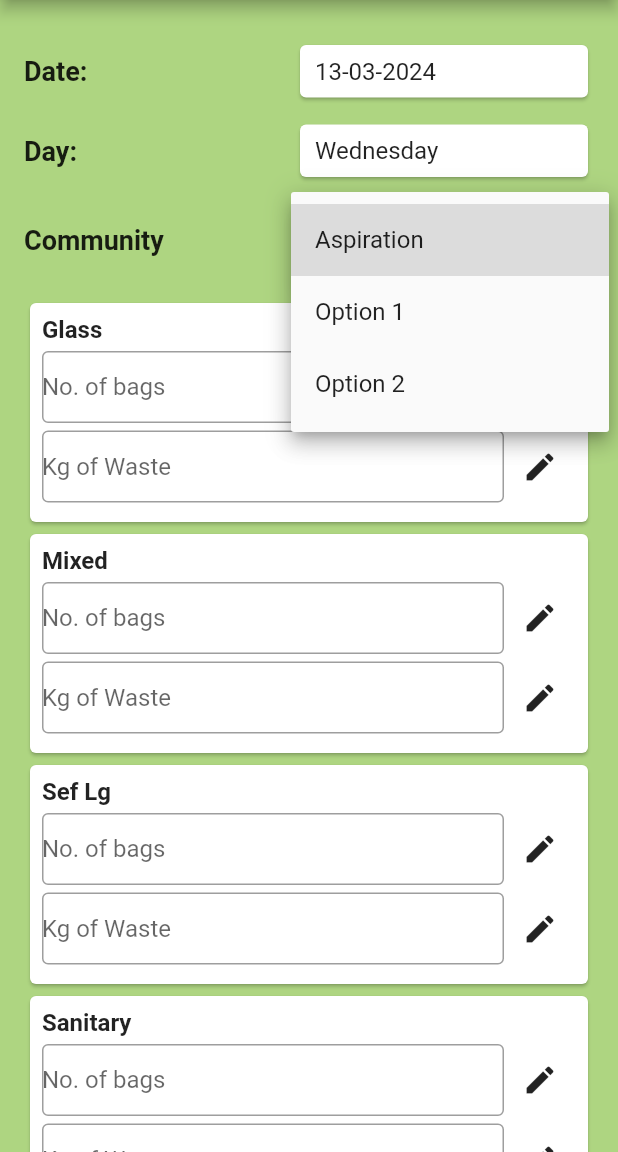
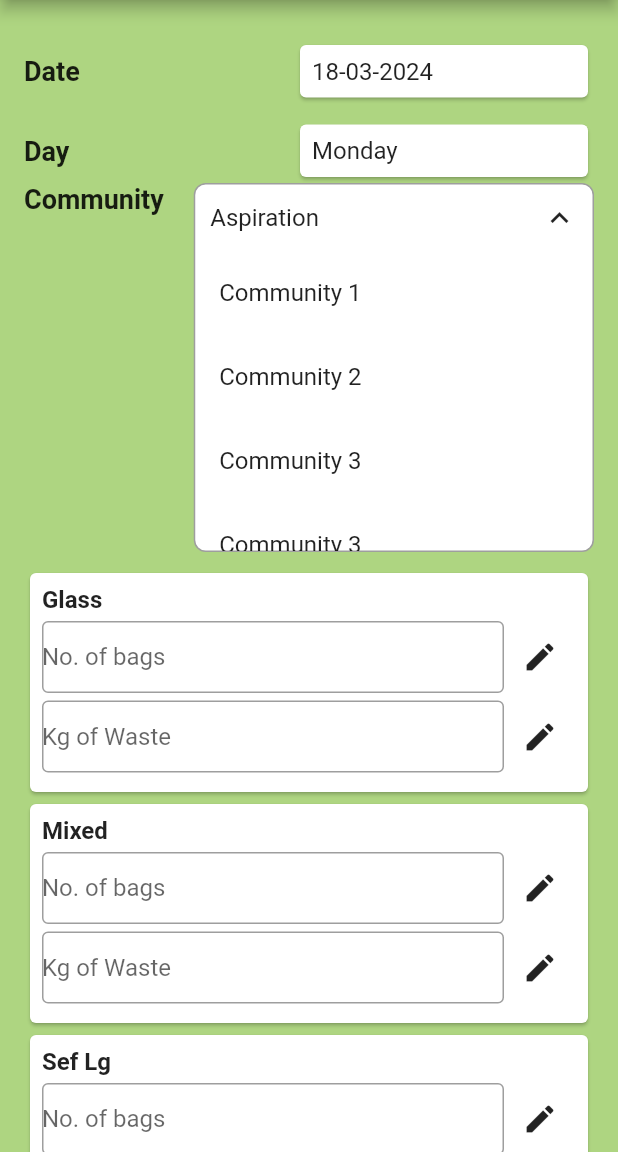
Before and after one commit to vikraman-boominathan/Eco-service, a Flutter app: the screen it shows after launch, after a tap on "Aspiration", on a phone screen of 412 x 824 dp, the part 84-1236 px from its top. Run offline on Flutter 3.47's test engine with Material 2 defaults, Android fonts, the phone set to English and light mode, and no system bars.

Commit message:
Display date, time and dropdown

```diff
--- /dev/null
+++ b/lib/dropdown.dart
@@ -0,0 +1,99 @@
+import 'package:flutter/material.dart';
+
+class CustomDropdown extends StatefulWidget {
+  final String label;
+  final String selectedValue;
+  final List<String> items;
+  final void Function(String?) onChanged;
+
+  const CustomDropdown({
+    required this.label,
+    required this.selectedValue,
+    required this.items,
+    required this.onChanged,
+  });
+
+  @override
+  _CustomDropdownState createState() => _CustomDropdownState();
+}
+
+class _CustomDropdownState extends State<CustomDropdown> {
+  bool _isOpen = false;
+
+  @override
+  Widget build(BuildContext context) {
+    return Row(
+      crossAxisAlignment: CrossAxisAlignment.start,
+      children: [
+        // Label
+        Text(
+          widget.label,
+          style: TextStyle(fontSize: 18, fontWeight: FontWeight.bold),
+        ),
+        SizedBox(width: 20), // Spacer between label and dropdown
+        // Dropdown
+        Expanded(
+          child: Container(
+            decoration: BoxDecoration(
+              color: Colors.white, // White background
+              border: Border.all(color: Colors.grey),
+              borderRadius: BorderRadius.circular(8),
+            ),
+            child: Column(
+              crossAxisAlignment: CrossAxisAlignment.start,
+              children: [
+                InkWell(
+                  onTap: () {
+                    setState(() {
+                      _isOpen = !_isOpen;
+                    });
+                  },
+                  child: Container(
+                    padding: EdgeInsets.all(10),
+                    child: Row(
+                      mainAxisAlignment: MainAxisAlignment.spaceBetween,
+                      children: [
+                        Text(
+                          widget.selectedValue,
+                          style: TextStyle(fontSize: 16),
+                        ),
+                        Icon(_isOpen
+                            ? Icons.keyboard_arrow_up
+                            : Icons.keyboard_arrow_down),
+                      ],
+                    ),
+                  ),
+                ),
+                if (_isOpen)
+                  Container(
+                    constraints: BoxConstraints(maxHeight: 200),
+                    child: SingleChildScrollView(
+                      child: Column(
+                        children: [
+                          ListView.builder(
+                            shrinkWrap: true,
+                            itemCount: widget.items.length,
+                            itemBuilder: (BuildContext context, int index) {
+                              return ListTile(
+                                title: Text(widget.items[index]),
+                                onTap: () {
+                                  widget.onChanged(widget.items[index]);
+                                  setState(() {
+                                    _isOpen = false;
+                                  });
+                                },
+                              );
+                            },
+                          ),
+                        ],
+                      ),
+                    ),
+                  ),
+              ],
+            ),
+          ),
+        ),
+      ],
+    );
+  }
+}
--- a/lib/main.dart
+++ b/lib/main.dart
@@ -1,13 +1,27 @@
-// ignore_for_file: prefer_const_literals_to_create_immutables, prefer_const_constructors
-
 import 'package:flutter/material.dart';
+import 'widgets.dart';
+import 'dropdown.dart';
 
 void main() {
   runApp(MyApp());
 }
 
-class MyApp extends StatelessWidget {
+class MyApp extends StatefulWidget {
+  @override
+  _MyAppState createState() => _MyAppState();
+}
+
+class _MyAppState extends State<MyApp> {
   String selectedCommunity = 'Aspiration';
+  final GlobalKey<FormState> _formKey = GlobalKey<FormState>();
+
+  TextEditingController remarksController = TextEditingController();
+
+  @override
+  void dispose() {
+    remarksController.dispose();
+    super.dispose();
+  }
 
   @override
   Widget build(BuildContext context) {
@@ -28,37 +42,49 @@ class MyApp extends StatelessWidget {
           ),
           backgroundColor: Colors.white,
         ),
-        backgroundColor:
-            Colors.lightGreen[300],
+        backgroundColor: Colors.lightGreen[300],
         body: SingleChildScrollView(
           child: Padding(
             padding: const EdgeInsets.all(16.0),
+            child: Form(
+              key: _formKey,
               child: Column(
                 crossAxisAlignment: CrossAxisAlignment.start,
                 children: [
                   SizedBox(height: 10),
-                buildRowWithCard('Date:', '13-03-2024'),
-                SizedBox(height: 10),
-                buildRowWithCard('Day:', 'Wednesday'),
-                SizedBox(height: 10),
-                buildRowWithDropdown(
-                  'Community',
-                  selectedCommunity,
-                  (String? selectedItem) {
-
-                    print('Selected item: $selectedItem');
-                    if (selectedItem != null) {
-                      selectedCommunity = selectedItem;
-                    }
+                  buildDateAndDayCards("Date", "Day"),
+                  CustomDropdown(
+                    label: 'Community',
+                    selectedValue: selectedCommunity,
+                    items: [
+                      'Community 1',
+                      'Community 2',
+                      'Community 3',
+                      'Community 3',
+                      'Community 3',
+                      'Community 3',
+                      'Community 3',
+                      'Community 3',
+                      'Community 3'
+                    ],
+                    onChanged: (value) {
+                      setState(() {
+                        selectedCommunity = value!;
+                      });
                     },
                   ),
                   SizedBox(height: 10),
                   for (int i = 1; i <= 6; i++) buildCategoryCard(i),
-                buildRemarksCard(),
+                  buildRemarksCard(remarksController),
                   SizedBox(height: 20),
                   Center(
                     child: ElevatedButton(
                       onPressed: () {
+                        if (_formKey.currentState!.validate()) {
+                          // Form is validated, print the data
+                          print('Community: $selectedCommunity');
+                          print('Remarks: ${remarksController.text}');
+                        }
                       },
                       style: ElevatedButton.styleFrom(
                         minimumSize: Size(200, 50),
@@ -69,9 +95,9 @@ class MyApp extends StatelessWidget {
                       ),
                     ),
                   ),
-
                   SizedBox(height: 20),
                 ],
+              ),
             ),
           ),
         ),
@@ -79,181 +105,3 @@ class MyApp extends StatelessWidget {
     );
   }
 }
-
-
-
-Widget buildRowWithCard(String label, String value) {
-  return Row(
-    mainAxisAlignment: MainAxisAlignment.spaceBetween,
-    children: [
-      Text(
-        label,
-        style: TextStyle(fontSize: 18, fontWeight: FontWeight.bold),
-      ),
-      SizedBox(width: 10),
-      SizedBox(
-        width: 200,
-        child: Card(
-          child: Padding(
-            padding: EdgeInsets.symmetric(vertical: 8, horizontal: 10),
-            child: Text(
-              value,
-              style: TextStyle(fontSize: 16),
-            ),
-          ),
-        ),
-      ),
-    ],
-  );
-}
-
-
-
-
-
-Widget buildRowWithDropdown(
-    String label, String selectedValue, void Function(String?) onChanged) {
-  return Row(
-    mainAxisAlignment: MainAxisAlignment.spaceBetween,
-    children: [
-      Text(
-        label,
-        style: TextStyle(fontSize: 18, fontWeight: FontWeight.bold),
-      ),
-      SizedBox(width: 10),
-      Container(
-        width: 200,
-        child: Card(
-          elevation: 5,
-          shape: RoundedRectangleBorder(
-            borderRadius: BorderRadius.circular(8),
-          ),
-          child: Padding(
-            padding: EdgeInsets.symmetric(horizontal: 10),
-            child: DropdownButtonHideUnderline(
-              child: DropdownButton<String>(
-                value: selectedValue,
-                onChanged: onChanged,
-                icon: Icon(Icons.keyboard_arrow_down),
-                items: <String>[
-                  'Aspiration',
-                  'Option 1',
-                  'Option 2',
-                ].map((String item) {
-                  return DropdownMenuItem<String>(
-                    value: item,
-                    child: Text(item),
-                  );
-                }).toList(),
-              ),
-            ),
-          ),
-        ),
-      ),
-    ],
-  );
-}
-
-
-
-
-
-Widget buildCategoryCard(int index) {
-  List<String> categories = [
-    "Glass",
-    "Mixed",
-    "Sef Lg",
-    "Sanitary",
-    "Plastic",
-    "Paper"
-  ];
-  String category =
-      categories[index - 1];
-
-  return Card(
-    child: Padding(
-      padding: EdgeInsets.all(8.0),
-      child: Column(
-        crossAxisAlignment: CrossAxisAlignment.start,
-        children: [
-          Text(
-            '$category',
-            style: TextStyle(fontSize: 16, fontWeight: FontWeight.bold),
-          ),
-          SizedBox(height: 5),
-          Row(
-            crossAxisAlignment: CrossAxisAlignment.center,
-            children: [
-              Expanded(
-                child: TextField(
-                  decoration: InputDecoration(
-                    hintText: 'No. of bags',
-                    hintStyle: TextStyle(fontSize: 16),
-                    border: OutlineInputBorder(),
-                    contentPadding: EdgeInsets.symmetric(vertical: 5.0),
-                  ),
-                ),
-              ),
-              IconButton(
-                icon: Icon(Icons.edit),
-                onPressed: () {
-                },
-              ),
-            ],
-          ),
-          SizedBox(height: 5),
-          Row(
-            crossAxisAlignment: CrossAxisAlignment.center,
-            children: [
-              Expanded(
-                child: TextField(
-                  decoration: InputDecoration(
-                    hintText: 'Kg of Waste',
-                    hintStyle: TextStyle(fontSize: 16),
-                    border: OutlineInputBorder(),
-                    contentPadding: EdgeInsets.symmetric(vertical: 5.0),
-                  ),
-                ),
-              ),
-              IconButton(
-                icon: Icon(Icons.edit),
-                onPressed: () {
-                },
-              ),
-            ],
-          ),
-          SizedBox(height: 5),
-        ],
-      ),
-    ),
-  );
-}
-
-
-
-
-Widget buildRemarksCard() {
-  return Card(
-    child: Padding(
-      padding: EdgeInsets.all(8.0),
-      child: Column(
-        crossAxisAlignment: CrossAxisAlignment.start,
-        children: [
-          Text(
-            'Remarks',
-            style: TextStyle(fontSize: 16, fontWeight: FontWeight.bold),
-          ),
-          SizedBox(height: 10),
-          TextField(
-            decoration: InputDecoration(
-              hintText: 'Remarks',
-              hintStyle: TextStyle(fontSize: 16),
-              border: OutlineInputBorder(),
-              contentPadding: EdgeInsets.symmetric(vertical: 5.0),
-            ),
-          ),
-        ],
-      ),
-    ),
-  );
-}
--- /dev/null
+++ b/lib/widgets.dart
@@ -0,0 +1,207 @@
+import 'package:flutter/material.dart';
+import 'package:intl/intl.dart';
+
+import 'package:flutter/material.dart';
+import 'package:intl/intl.dart'; // Import intl package for date formatting
+
+Widget buildDateAndDayCards(String date, String day) {
+  String formattedDate =
+      DateFormat('dd-MM-yyyy').format(DateTime.now()); // Format current date
+  String formattedDay =
+      DateFormat('EEEE').format(DateTime.now()); // Format current day
+
+  return Column(
+    crossAxisAlignment: CrossAxisAlignment.stretch,
+    children: [
+      Row(
+        mainAxisAlignment: MainAxisAlignment.spaceBetween,
+        children: [
+          Text(
+            '$date',
+            style: TextStyle(fontSize: 18, fontWeight: FontWeight.bold),
+          ),
+          SizedBox(width: 10),
+          Container(
+            width: 200,
+            child: Card(
+              child: Padding(
+                padding: const EdgeInsets.all(8.0),
+                child: Text(
+                  formattedDate,
+                  style: TextStyle(fontSize: 16),
+                ),
+              ),
+            ),
+          ),
+        ],
+      ),
+      SizedBox(height: 10),
+      Row(
+        mainAxisAlignment: MainAxisAlignment.spaceBetween,
+        children: [
+          Text(
+            '$day',
+            style: TextStyle(fontSize: 18, fontWeight: FontWeight.bold),
+          ),
+          SizedBox(width: 10),
+          Container(
+            width: 200,
+            child: Card(
+              child: Padding(
+                padding: const EdgeInsets.all(8.0),
+                child: Text(
+                  formattedDay,
+                  style: TextStyle(fontSize: 16),
+                ),
+              ),
+            ),
+          ),
+        ],
+      ),
+    ],
+  );
+}
+
+Widget buildRowWithDropdown(
+    String label, String selectedValue, void Function(String?) onChanged) {
+  return Row(
+    mainAxisAlignment: MainAxisAlignment.spaceBetween,
+    children: [
+      Text(
+        label,
+        style: TextStyle(fontSize: 18, fontWeight: FontWeight.bold),
+      ),
+      SizedBox(width: 10),
+      Container(
+        width: 200,
+        child: Card(
+          elevation: 5,
+          shape: RoundedRectangleBorder(
+            borderRadius: BorderRadius.circular(8),
+          ),
+          child: Padding(
+            padding: EdgeInsets.symmetric(horizontal: 10),
+            child: DropdownButtonHideUnderline(
+              child: DropdownButton<String>(
+                value: selectedValue, // Set the value to the selected value
+                onChanged: onChanged,
+                icon: Icon(Icons.keyboard_arrow_down),
+                items: <String>[
+                  'Aspiration',
+                  'Option 1',
+                  'Option 2',
+                  // Add more items as needed
+                ].map((String item) {
+                  return DropdownMenuItem<String>(
+                    value: item,
+                    child: Text(item),
+                  );
+                }).toList(),
+              ),
+            ),
+          ),
+        ),
+      ),
+    ],
+  );
+}
+
+Widget buildCategoryCard(int index) {
+  List<String> categories = [
+    "Glass",
+    "Mixed",
+    "Sef Lg",
+    "Sanitary",
+    "Plastic",
+    "Paper"
+  ];
+  String category =
+      categories[index - 1]; // Adjust index to access correct category
+
+  return Card(
+    child: Padding(
+      padding: EdgeInsets.all(8.0),
+      child: Column(
+        crossAxisAlignment: CrossAxisAlignment.start,
+        children: [
+          Text(
+            '$category', // Display category from list
+            style: TextStyle(fontSize: 16, fontWeight: FontWeight.bold),
+          ),
+          SizedBox(height: 5),
+          Row(
+            crossAxisAlignment: CrossAxisAlignment.center,
+            children: [
+              Expanded(
+                child: TextField(
+                  decoration: InputDecoration(
+                    hintText: 'No. of bags',
+                    hintStyle: TextStyle(fontSize: 16),
+                    border: OutlineInputBorder(),
+                    contentPadding: EdgeInsets.symmetric(vertical: 5.0),
+                  ),
+                ),
+              ),
+              IconButton(
+                icon: Icon(Icons.edit),
+                onPressed: () {
+                  // Add your onPressed functionality here
+                },
+              ),
+            ],
+          ),
+          SizedBox(height: 5),
+          Row(
+            crossAxisAlignment: CrossAxisAlignment.center,
+            children: [
+              Expanded(
+                child: TextField(
+                  decoration: InputDecoration(
+                    hintText: 'Kg of Waste',
+                    hintStyle: TextStyle(fontSize: 16),
+                    border: OutlineInputBorder(),
+                    contentPadding: EdgeInsets.symmetric(vertical: 5.0),
+                  ),
+                ),
+              ),
+              IconButton(
+                icon: Icon(Icons.edit),
+                onPressed: () {
+                  // Add your onPressed functionality here
+                },
+              ),
+            ],
+          ),
+          SizedBox(height: 5),
+        ],
+      ),
+    ),
+  );
+}
+
+Widget buildRemarksCard(TextEditingController remarksController) {
+  return Card(
+    child: Padding(
+      padding: EdgeInsets.all(8.0),
+      child: Column(
+        crossAxisAlignment: CrossAxisAlignment.start,
+        children: [
+          Text(
+            'Remarks',
+            style: TextStyle(fontSize: 16, fontWeight: FontWeight.bold),
+          ),
+          SizedBox(height: 10),
+          TextField(
+            controller: remarksController, // Use remarksController here
+            decoration: InputDecoration(
+              hintText: 'Remarks',
+              hintStyle: TextStyle(fontSize: 16),
+              border: OutlineInputBorder(),
+              contentPadding: EdgeInsets.symmetric(vertical: 5.0),
+            ),
+          ),
+        ],
+      ),
+    ),
+  );
+}
--- a/pubspec.yaml
+++ b/pubspec.yaml
@@ -35,6 +35,7 @@ dependencies:
   # The following adds the Cupertino Icons font to your application.
   # Use with the CupertinoIcons class for iOS style icons.
   cupertino_icons: ^1.0.2
+  intl: ^0.18.1
 
 dev_dependencies:
   flutter_test:
```
Also changed, not shown: pubspec.lock. Lines whose indentation alone changed are shown as unchanged.
